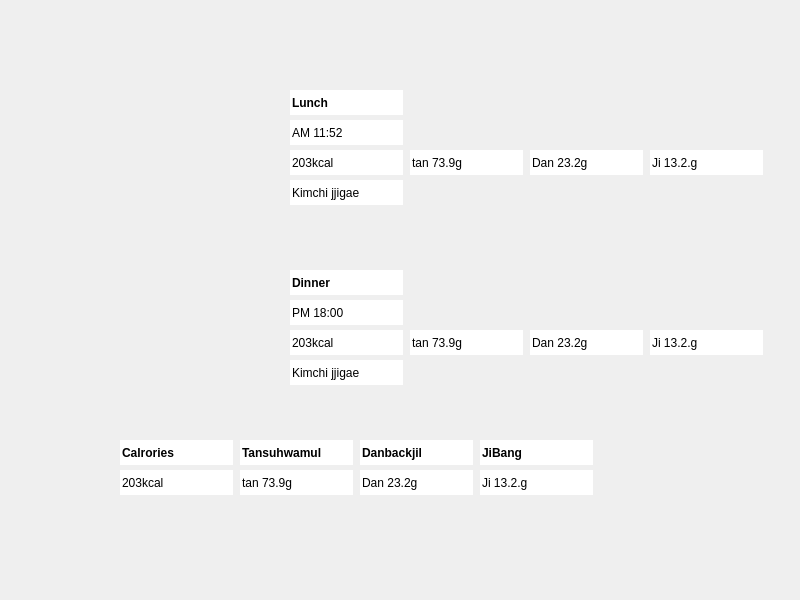
kocharmPrj/0kcal, file PyQt_ver1126/DietWidget.ui: the form before one commit.
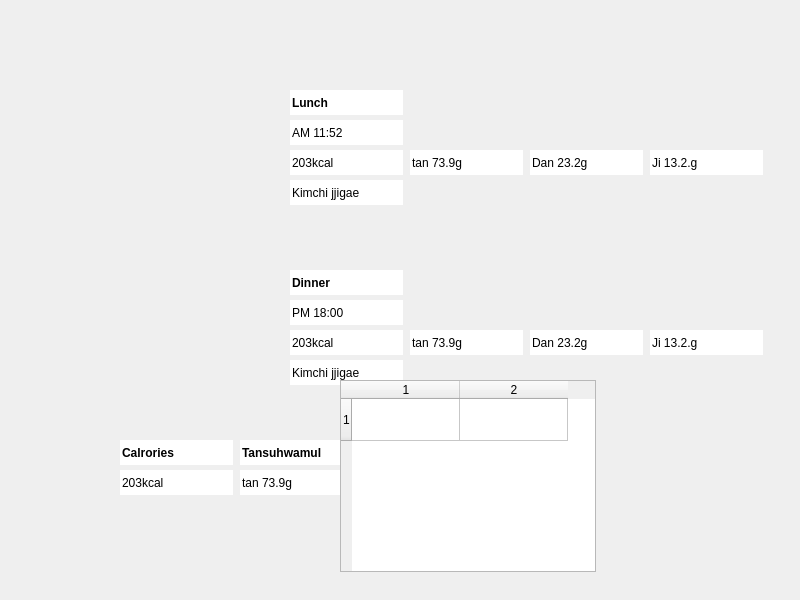
The form after the commit. Icons and pictures are not drawn.

Patch:
```diff
--- a/PyQt_ver1126/DietWidget.ui
+++ b/PyQt_ver1126/DietWidget.ui
@@ -304,7 +304,6 @@
    </property>
    <property name="font">
     <font>
-     <weight>50</weight>
      <bold>false</bold>
     </font>
    </property>
@@ -326,7 +325,6 @@
    </property>
    <property name="font">
     <font>
-     <weight>50</weight>
      <bold>false</bold>
     </font>
    </property>
@@ -348,7 +346,6 @@
    </property>
    <property name="font">
     <font>
-     <weight>75</weight>
      <bold>true</bold>
     </font>
    </property>
@@ -370,7 +367,6 @@
    </property>
    <property name="font">
     <font>
-     <weight>75</weight>
      <bold>true</bold>
     </font>
    </property>
@@ -392,7 +388,6 @@
    </property>
    <property name="font">
     <font>
-     <weight>75</weight>
      <bold>true</bold>
     </font>
    </property>
@@ -414,7 +409,6 @@
    </property>
    <property name="font">
     <font>
-     <weight>50</weight>
      <bold>false</bold>
     </font>
    </property>
@@ -458,7 +452,6 @@
    </property>
    <property name="font">
     <font>
-     <weight>50</weight>
      <bold>false</bold>
     </font>
    </property>
@@ -529,6 +522,37 @@
     <bool>false</bool>
    </property>
   </widget>
+  <widget class="QTableWidget" name="tableWidget">
+   <property name="geometry">
+    <rect>
+     <x>340</x>
+     <y>380</y>
+     <width>256</width>
+     <height>192</height>
+    </rect>
+   </property>
+   <property name="rowCount">
+    <number>1</number>
+   </property>
+   <property name="columnCount">
+    <number>2</number>
+   </property>
+   <attribute name="horizontalHeaderMinimumSectionSize">
+    <number>68</number>
+   </attribute>
+   <attribute name="horizontalHeaderDefaultSectionSize">
+    <number>108</number>
+   </attribute>
+   <attribute name="verticalHeaderMinimumSectionSize">
+    <number>37</number>
+   </attribute>
+   <attribute name="verticalHeaderDefaultSectionSize">
+    <number>42</number>
+   </attribute>
+   <row/>
+   <column/>
+   <column/>
+  </widget>
  </widget>
  <resources/>
  <connections/>
```
Left out of the diff: 15 changed lines with no effect on the pictures.
